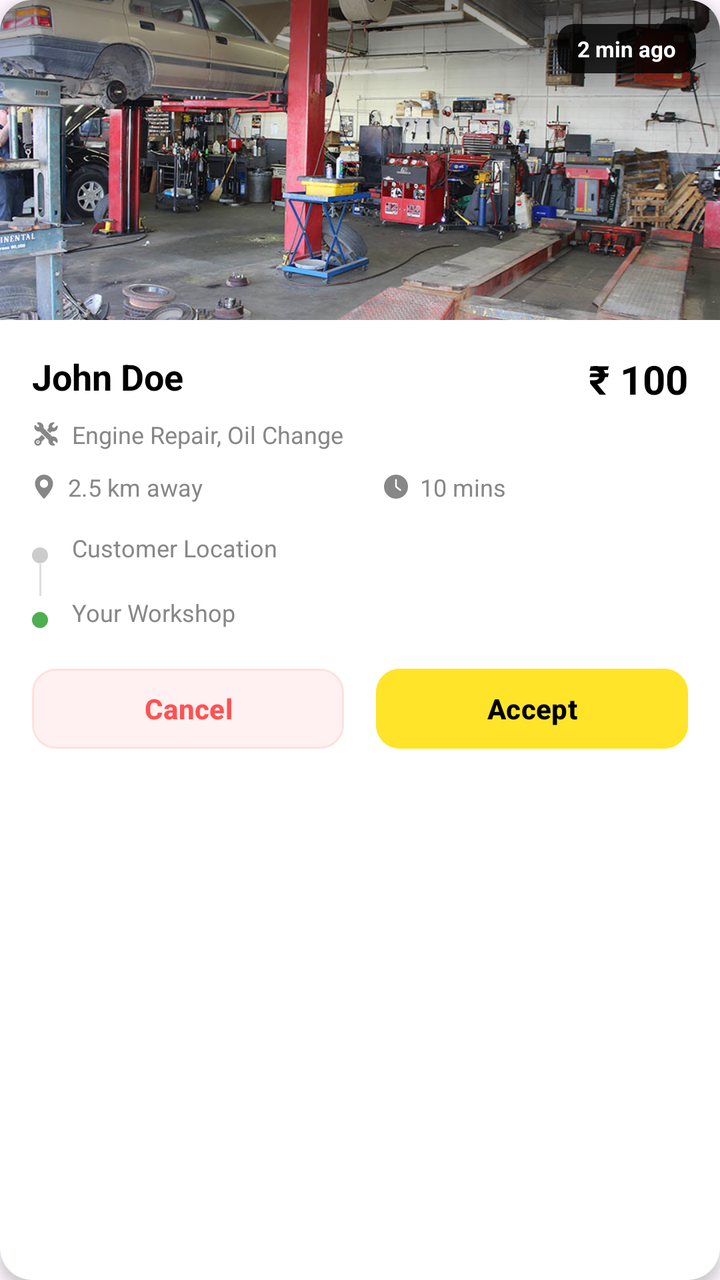
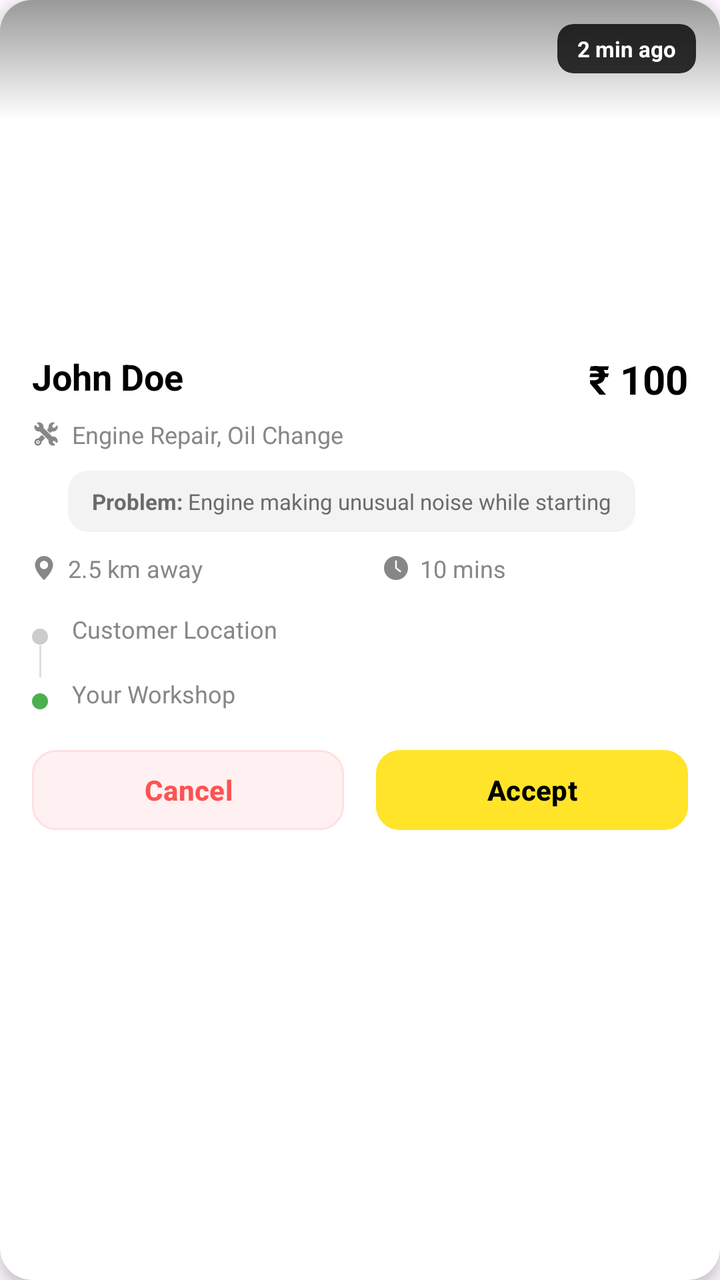

Screens rendered from an Android XML layout before and after an edit, with the pre-edit source and the edit as a unified diff.
<!-- AndroidManifest.xml: application theme Theme.TregoApp -->
<!-- res/layout/request_item_layout.xml -->
<?xml version="1.0" encoding="utf-8"?>
<com.google.android.material.card.MaterialCardView xmlns:android="http://schemas.android.com/apk/res/android"
    xmlns:app="http://schemas.android.com/apk/res-auto"
    android:layout_width="match_parent"
    android:layout_height="wrap_content"
    android:layout_marginHorizontal="12dp"
    android:layout_marginTop="8dp"
    android:layout_marginBottom="16dp"
    app:cardBackgroundColor="@color/white"
    app:cardCornerRadius="16dp"
    app:cardElevation="4dp"
    app:strokeWidth="0dp">

    <LinearLayout
        android:layout_width="match_parent"
        android:layout_height="wrap_content"
        android:orientation="vertical">

        
        <FrameLayout
            android:layout_width="match_parent"
            android:layout_height="160dp">

            <ImageView
                android:layout_width="match_parent"
                android:layout_height="match_parent"
                android:scaleType="centerCrop"
                android:src="@drawable/shop" />

            
            <View
                android:layout_width="match_parent"
                android:layout_height="60dp"
                android:layout_gravity="top"
                android:background="@drawable/gradient_shadow_top" />

            <com.google.android.material.card.MaterialCardView
                android:layout_width="wrap_content"
                android:layout_height="wrap_content"
                android:layout_gravity="top|end"
                android:layout_margin="12dp"
                app:cardBackgroundColor="#CC000000"
                app:cardCornerRadius="8dp"
                app:strokeWidth="0dp">

                <TextView
                    android:id="@+id/tvCreatedAt"
                    android:layout_width="wrap_content"
                    android:layout_height="wrap_content"
                    android:paddingHorizontal="10dp"
                    android:paddingVertical="5dp"
                    android:text="2 min ago"
                    android:textColor="@color/white"
                    android:textSize="11sp"
                    android:textStyle="bold" />

            </com.google.android.material.card.MaterialCardView>
        </FrameLayout>

        <LinearLayout
            android:layout_width="match_parent"
            android:layout_height="wrap_content"
            android:orientation="vertical"
            android:padding="16dp">

            
            <RelativeLayout
                android:layout_width="match_parent"
                android:layout_height="wrap_content">

                <TextView
                    android:id="@+id/tvCustomerName"
                    android:layout_width="wrap_content"
                    android:layout_height="wrap_content"
                    android:layout_alignParentStart="true"
                    android:layout_toStartOf="@+id/tvTotalPrice"
                    android:ellipsize="end"
                    android:singleLine="true"
                    android:text="John Doe"
                    android:textColor="@color/black"
                    android:textSize="18sp"
                    android:textStyle="bold" />

                <TextView
                    android:id="@+id/tvTotalPrice"
                    android:layout_width="wrap_content"
                    android:layout_height="wrap_content"
                    android:layout_alignParentEnd="true"
                    android:text="₹ 100"
                    android:textColor="@color/black"
                    android:textSize="20sp"
                    android:textStyle="bold" />
            </RelativeLayout>

            
            <LinearLayout
                android:layout_width="wrap_content"
                android:layout_height="wrap_content"
                android:layout_marginTop="6dp"
                android:gravity="center_vertical"
                android:orientation="horizontal">

                <ImageView
                    android:layout_width="14dp"
                    android:layout_height="14dp"
                    android:src="@drawable/mechanics"
                    app:tint="@color/card_text" />

                <TextView
                    android:id="@+id/tvServices"
                    android:layout_width="wrap_content"
                    android:layout_height="wrap_content"
                    android:layout_marginStart="6dp"
                    android:ellipsize="end"
                    android:maxLines="1"
                    android:text="Engine Repair, Oil Change"
                    android:textColor="@color/card_text"
                    android:textSize="12sp" />
            </LinearLayout>

            
            <LinearLayout
                android:layout_width="match_parent"
                android:layout_height="wrap_content"
                android:layout_marginTop="10dp"
                android:orientation="horizontal">

                <LinearLayout
                    android:layout_width="wrap_content"
                    android:layout_height="wrap_content"
                    android:layout_weight="1"
                    android:gravity="center_vertical"
                    android:orientation="horizontal">

                    <ImageView
                        android:layout_width="12dp"
                        android:layout_height="12dp"
                        android:src="@drawable/pin"
                        app:tint="@color/card_text" />

                    <TextView
                        android:id="@+id/tvDistance"
                        android:layout_width="wrap_content"
                        android:layout_height="wrap_content"
                        android:layout_marginStart="6dp"
                        android:text="2.5 km away"
                        android:textColor="@color/card_text"
                        android:textSize="12sp" />
                </LinearLayout>

                <LinearLayout
                    android:layout_width="wrap_content"
                    android:layout_height="wrap_content"
                    android:layout_weight="1"
                    android:gravity="center_vertical"
                    android:orientation="horizontal">

                    <ImageView
                        android:layout_width="12dp"
                        android:layout_height="12dp"
                        android:src="@drawable/time"
                        app:tint="@color/card_text" />

                    <TextView
                        android:id="@+id/tvDuration"
                        android:layout_width="wrap_content"
                        android:layout_height="wrap_content"
                        android:layout_marginStart="6dp"
                        android:text="10 mins"
                        android:textColor="@color/card_text"
                        android:textSize="12sp" />
                </LinearLayout>
            </LinearLayout>

            
            <LinearLayout
                android:layout_width="match_parent"
                android:layout_height="wrap_content"
                android:layout_marginTop="14dp"
                android:orientation="vertical">

                <LinearLayout
                    android:layout_width="match_parent"
                    android:layout_height="wrap_content"
                    android:gravity="top"
                    android:orientation="horizontal">

                    <View
                        android:layout_width="8dp"
                        android:layout_gravity="center"
                        android:layout_height="8dp"
                        android:layout_marginTop="4dp"
                        android:background="@drawable/circle_dot_grey" />

                    <TextView
                        android:id="@+id/tvCustomerAddress"
                        android:layout_width="match_parent"
                        android:layout_height="wrap_content"
                        android:layout_marginStart="12dp"
                        android:gravity="center_vertical"
                        android:ellipsize="end"
                        android:maxLines="2"
                        android:text="Customer Location"
                        android:textColor="@color/card_text"
                        android:textSize="12sp"
                        android:lineSpacingExtra="2dp"/>
                </LinearLayout>

                <View
                    android:layout_width="1dp"
                    android:layout_height="16dp"
                    android:layout_marginStart="3.5dp"
                    android:background="#DDDDDD" />

                <LinearLayout
                    android:layout_width="match_parent"
                    android:layout_height="wrap_content"
                    android:gravity="top"
                    android:orientation="horizontal">

                    <View
                        android:layout_width="8dp"
                        android:layout_height="8dp"
                        android:layout_marginTop="4dp"
                        android:layout_gravity="center"
                        android:background="@drawable/circle_dot_green" />

                    <TextView
                        android:id="@+id/tvMechanicAddress"
                        android:layout_width="match_parent"
                        android:layout_height="wrap_content"
                        android:layout_marginStart="12dp"
                        android:gravity="center_vertical"
                        android:ellipsize="end"
                        android:maxLines="2"
                        android:text="Your Workshop"
                        android:textColor="@color/card_text"
                        android:textSize="12sp"
                        android:lineSpacingExtra="2dp"/>
                </LinearLayout>
            </LinearLayout>

            
            <LinearLayout
                android:layout_width="match_parent"
                android:layout_height="wrap_content"
                android:layout_marginTop="16dp"
                android:orientation="horizontal">

                <com.google.android.material.button.MaterialButton
                    android:id="@+id/cancelBtn"
                    android:layout_width="0dp"
                    android:layout_height="48dp"
                    android:layout_marginEnd="8dp"
                    android:layout_weight="1"
                    android:backgroundTint="#FFF1F1"
                    android:text="@string/cancel"
                    android:textColor="#FF5252"
                    android:textStyle="bold"
                    app:cornerRadius="12dp"
                    app:elevation="0dp"
                    app:rippleColor="#20FF5252"
                    app:strokeColor="#FFE0E0"
                    app:strokeWidth="1dp" />

                <com.google.android.material.button.MaterialButton
                    android:id="@+id/acceptBtn"
                    android:layout_width="0dp"
                    android:layout_height="48dp"
                    android:layout_marginStart="8dp"
                    android:layout_weight="1"
                    android:backgroundTint="@color/primary_color"
                    android:text="@string/accept"
                    android:textColor="@color/black"
                    android:textStyle="bold"
                    app:cornerRadius="12dp"
                    app:elevation="2dp" />
            </LinearLayout>

        </LinearLayout>
    </LinearLayout>

</com.google.android.material.card.MaterialCardView>
<!-- resources referenced by this layout -->
<resources>
  <color name="black">#FF000000</color>
  <color name="card_text">#878787</color>
  <color name="primary_color">#FFE429</color>
  <color name="white">#FFFFFFFF</color>
  <!-- drawable circle_dot_green (drawable) -->
  <?xml version="1.0" encoding="utf-8"?>
  <shape xmlns:android="http://schemas.android.com/apk/res/android"
      android:shape="oval">
      <solid android:color="#4CAF50" />
      <size android:width="8dp" android:height="8dp" />
  </shape>
  <!-- drawable circle_dot_grey (drawable) -->
  <?xml version="1.0" encoding="utf-8"?>
  <shape xmlns:android="http://schemas.android.com/apk/res/android"
      android:shape="oval">
      <solid android:color="#CCCCCC" />
      <size android:width="8dp" android:height="8dp" />
  </shape>
  <!-- drawable gradient_shadow_top (drawable) -->
  <?xml version="1.0" encoding="utf-8"?>
  <shape xmlns:android="http://schemas.android.com/apk/res/android"
      android:shape="rectangle">
      <gradient
          android:angle="270"
          android:endColor="#00000000"
          android:startColor="#66000000" />
  </shape>
  <!-- drawable mechanics: png bitmap (drawable, 2380 bytes) -->
  <!-- drawable pin: png bitmap (drawable, 1897 bytes) -->
  <!-- drawable shop: jpg bitmap (drawable, 159612 bytes) -->
  <!-- drawable time: png bitmap (drawable, 1761 bytes) -->
  <string name="accept">Accept</string>
  <string name="cancel">Cancel</string>
  <style name="Theme.TregoApp" parent="Base.Theme.TregoApp" />
  <style name="Base.Theme.TregoApp" parent="Theme.Material3.DayNight.NoActionBar">
          <item name="colorPrimary">@color/primary_color</item>
          <item name="android:statusBarColor">@color/secondary_color</item>
          <item name="android:windowLightStatusBar">true</item>
      </style>
  <color name="secondary_color">#FFFFFFFF</color>
</resources>

<!-- the commit's change to res/layout/request_item_layout.xml (unified diff, before → after) -->
@@ -21,11 +21,22 @@
             android:layout_width="match_parent"
             android:layout_height="160dp">
 
-            <ImageView
+            <androidx.recyclerview.widget.RecyclerView
+                android:id="@+id/rvRequestImages"
                 android:layout_width="match_parent"
                 android:layout_height="match_parent"
-                android:scaleType="centerCrop"
-                android:src="@drawable/shop" />
+                android:overScrollMode="never"
+                android:nestedScrollingEnabled="false"/>
+
+
+
+
+
+
+
+
+
+
 
             
             <View
@@ -117,6 +128,46 @@
                     android:textColor="@color/card_text"
                     android:textSize="12sp" />
             </LinearLayout>
+
+            
+            <com.google.android.material.card.MaterialCardView
+                android:layout_width="wrap_content"
+                android:layout_height="wrap_content"
+                android:layout_marginTop="10dp"
+                android:layout_marginHorizontal="18dp"
+                app:cardCornerRadius="10dp"
+                app:cardElevation="0dp"
+                app:strokeWidth="0dp"
+                app:cardBackgroundColor="#F3F3F3">
+
+                <LinearLayout
+                    android:layout_width="match_parent"
+                    android:layout_height="wrap_content"
+                    android:paddingVertical="8dp"
+                    android:paddingHorizontal="12dp">
+
+                    <TextView
+                        android:layout_width="wrap_content"
+                        android:layout_height="wrap_content"
+                        android:text="Problem: "
+                        android:textColor="#6B6B6B"
+                        android:textSize="11sp"
+                        android:textStyle="bold"
+                        android:maxLines="3"
+                        android:lineSpacingExtra="1dp"/>
+
+                    <TextView
+                        android:id="@+id/tvProblemDescription"
+                        android:layout_width="wrap_content"
+                        android:layout_height="wrap_content"
+                        android:text="Engine making unusual noise while starting"
+                        android:textColor="#6B6B6B"
+                        android:textSize="11sp"
+                        android:maxLines="3"
+                        android:lineSpacingExtra="1dp"/>
+                </LinearLayout>
+
+            </com.google.android.material.card.MaterialCardView>
 
             
             <LinearLayout
<!-- resource entries referenced after the edit -->
@@ -29,7 +29,6 @@
   </shape>
   <!-- drawable mechanics: png bitmap (drawable, 2380 bytes) -->
   <!-- drawable pin: png bitmap (drawable, 1897 bytes) -->
-  <!-- drawable shop: jpg bitmap (drawable, 159612 bytes) -->
   <!-- drawable time: png bitmap (drawable, 1761 bytes) -->
   <string name="accept">Accept</string>
   <string name="cancel">Cancel</string>
